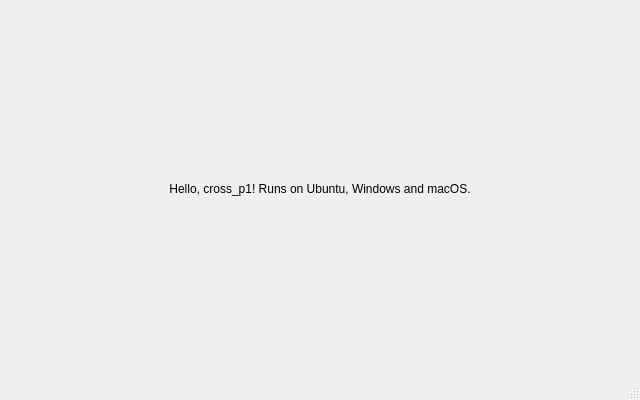
Old version of the form src/mainwindow.ui in the repository linhnp304/qt-rd-base.
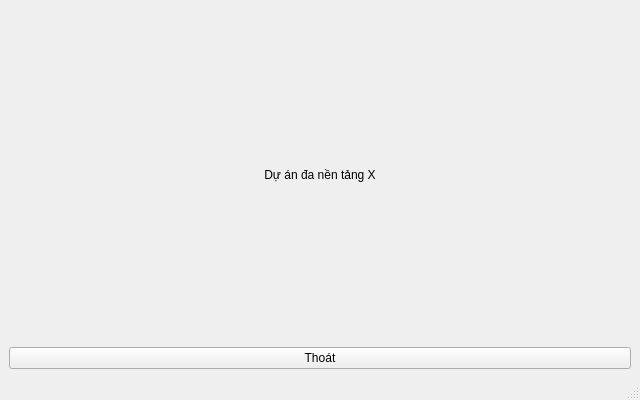
New version of the form.

Commit message: ui: đổi tiêu đề label và thêm nút Thoát

```diff
--- a/src/mainwindow.ui
+++ b/src/mainwindow.ui
@@ -17,11 +17,18 @@
    <layout class="QVBoxLayout" name="verticalLayout">
     <item>
      <widget class="QLabel" name="label">
+      <property name="text">
+       <string>Dự án đa nền tảng X</string>
+      </property>
       <property name="alignment">
        <set>Qt::AlignCenter</set>
       </property>
+     </widget>
+    </item>
+    <item>
+     <widget class="QPushButton" name="pushButton">
       <property name="text">
-       <string>Hello, cross_p1! Runs on Ubuntu, Windows and macOS.</string>
+       <string>Thoát</string>
       </property>
      </widget>
     </item>
```
Left out of the diff: 13 changed lines with no effect on the pictures.
